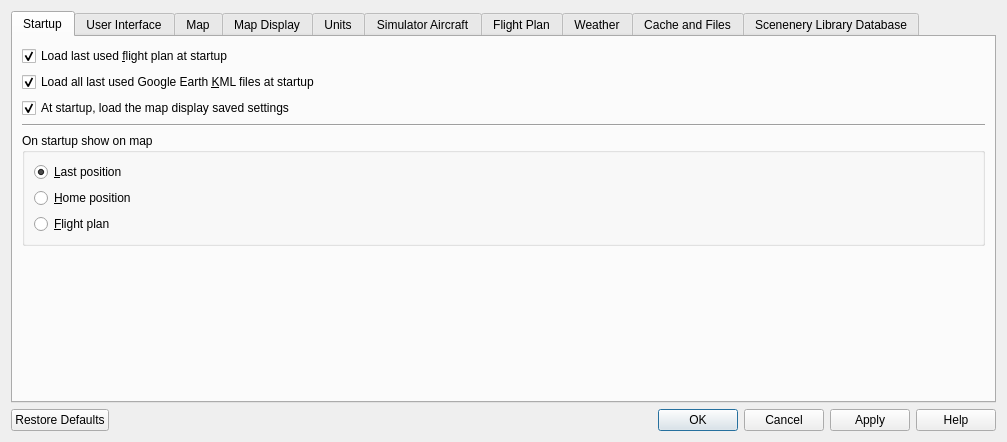
Qt form src/options/options.ui (albar965/littlenavmap) before a commit.
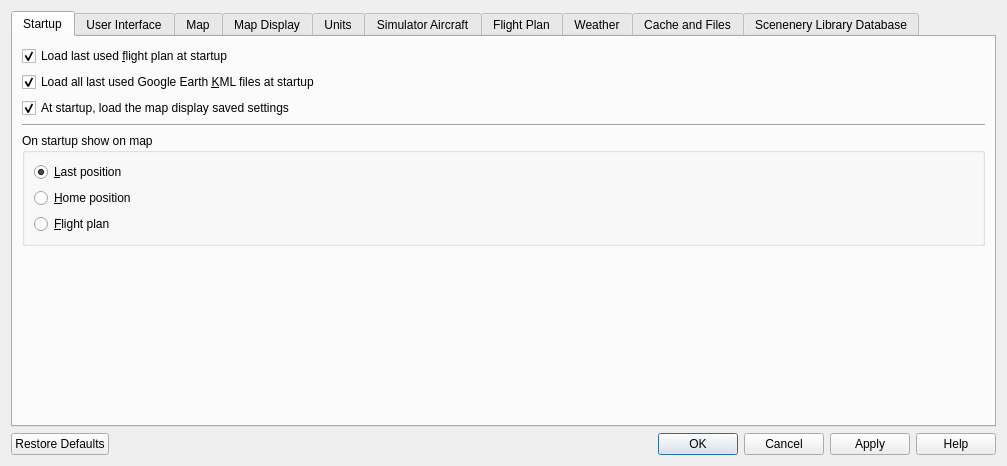
The same form after that commit.

```diff
--- a/src/options/options.ui
+++ b/src/options/options.ui
@@ -7,7 +7,7 @@
     <x>0</x>
     <y>0</y>
     <width>1007</width>
-    <height>440</height>
+    <height>466</height>
    </rect>
   </property>
   <property name="windowTitle">
```
Left out of the diff: 16 changed lines with no effect on the pictures.
